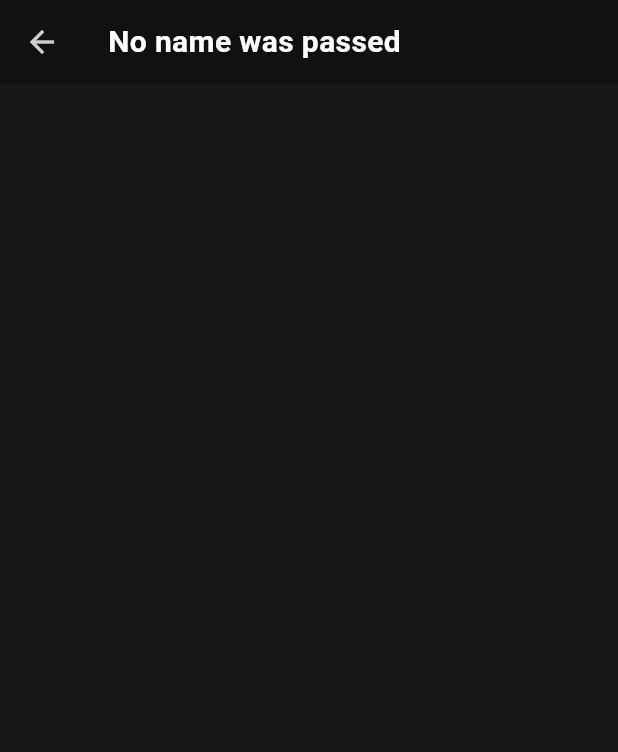
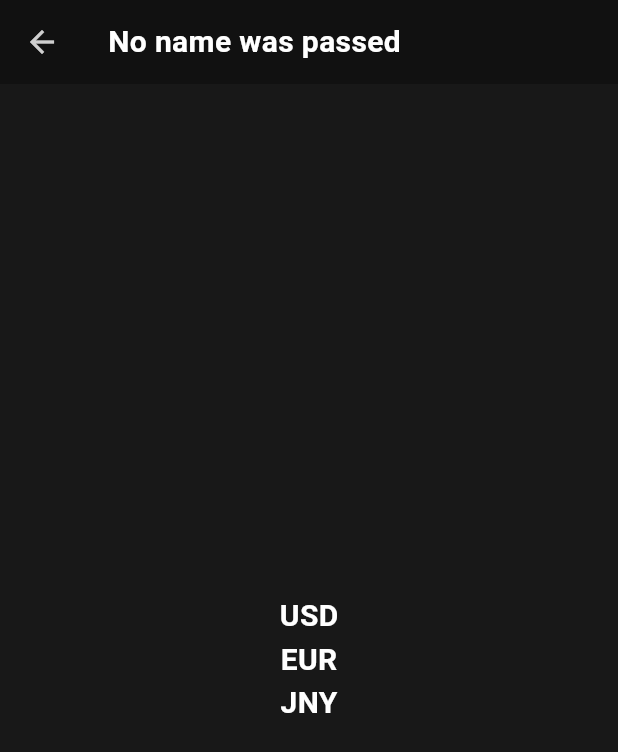
Before and after one commit to SHGameC/flutter_practice, a Flutter app: the CryptoCoinScreen screen opened by its route, on a phone screen of 412 x 824 dp. Shown: the top 752 px of the screen. Run offline on Flutter 3.47's test engine with Material 3 defaults, Android fonts, the phone set to English and light mode, and no system bars; our stand-ins replace dio.

```diff
--- /dev/null
+++ b/crypto_coins_list/lib/features/crypto_coin/view/crypto_coin_screen.dart
@@ -0,0 +1,54 @@
+import 'package:flutter/material.dart';
+
+class CryptoCoinScreen extends StatefulWidget {
+  const CryptoCoinScreen({super.key});
+
+  @override
+  State<CryptoCoinScreen> createState() => _CryptoCoinScreenState();
+}
+
+class _CryptoCoinScreenState extends State<CryptoCoinScreen> {
+  String? coinName;
+
+  @override
+  void didChangeDependencies() {
+    super.didChangeDependencies();
+
+    final args = ModalRoute.of(context)?.settings.arguments;
+    if (args == null) {
+      debugPrint('Did not pass an argument');
+      return;
+    }
+
+    if (args is String && args != "") {
+      coinName = args.toString();
+    } else if (args == "") {
+      debugPrint('No name was passed');
+    } else {
+      debugPrint('You did not pass a string');
+      return;
+    }
+  }
+
+  @override
+  Widget build(BuildContext context) {
+    return Scaffold(
+      appBar: AppBar(
+        backgroundColor: Theme.of(context).primaryColor,
+        title: Text(
+          coinName ?? "No name was passed",
+          style: Theme.of(context).textTheme.bodyMedium,
+        ),
+      ),
+      body: Row(
+        mainAxisAlignment: MainAxisAlignment.center,
+        children: [
+          Column(
+            mainAxisAlignment: MainAxisAlignment.center,
+            children: [Text("USD"), Text("EUR"), Text("JNY")],
+          ),
+        ],
+      ),
+    );
+  }
+}
--- a/crypto_coins_list/lib/main.dart
+++ b/crypto_coins_list/lib/main.dart
@@ -1,84 +1,6 @@
-import 'package:crypto_coins_list/features/crypto_list/view/view.dart';
+import 'package:crypto_coins_list/features/app.dart';
 import 'package:flutter/material.dart';
 
 void main() {
   runApp(const CryptoCurrenciesListApp());
 }
-
-class CryptoCurrenciesListApp extends StatelessWidget {
-  const CryptoCurrenciesListApp({super.key});
-  // This widget is the root of your application.
-  @override
-  Widget build(BuildContext context) {
-    return MaterialApp(
-      title: 'CryptoCurrenciesList',
-      theme: ThemeData(
-        primaryColor: const Color.fromARGB(255, 17, 17, 17),
-        scaffoldBackgroundColor: const Color.fromRGBO(24, 24, 24, 1),
-        dividerColor: const Color.fromARGB(15, 34, 34, 34),
-        appBarTheme: AppBarTheme(
-          backgroundColor: const Color.fromRGBO(24, 24, 24, 1),
-          iconTheme: IconThemeData(color: Colors.white, opacity: 0.8),
-        ),
-        textTheme: const TextTheme(
-          bodyMedium: TextStyle(
-            color: Colors.white,
-            fontWeight: FontWeight.bold,
-            fontSize: 20,
-          ),
-          labelSmall: TextStyle(color: Colors.white70, fontSize: 14),
-        ),
-
-        listTileTheme: const ListTileThemeData(iconColor: Colors.white),
-      ),
-      routes: {
-        '/': (context) => CryptoListScreen(),
-        '/coins-list': (context) => CryptoCoinScreen(),
-      },
-    );
-  }
-}
-
-class CryptoCoinScreen extends StatefulWidget {
-  const CryptoCoinScreen({super.key});
-
-  @override
-  State<CryptoCoinScreen> createState() => _CryptoCoinScreenState();
-}
-
-class _CryptoCoinScreenState extends State<CryptoCoinScreen> {
-  String? coinName;
-
-  @override
-  void didChangeDependencies() {
-    super.didChangeDependencies();
-
-    final args = ModalRoute.of(context)?.settings.arguments;
-    if (args == null) {
-      debugPrint('Did not pass an argument');
-      return;
-    }
-
-    if (args is String && args != "") {
-      coinName = args.toString();
-    } else if (args == "") {
-      debugPrint('No name was passed');
-    } else {
-      debugPrint('You did not pass a string');
-      return;
-    }
-  }
-
-  @override
-  Widget build(BuildContext context) {
-    return Scaffold(
-      appBar: AppBar(
-        backgroundColor: Theme.of(context).primaryColor,
-        title: Text(
-          coinName ?? "No name was passed",
-          style: Theme.of(context).textTheme.bodyMedium,
-        ),
-      ),
-    );
-  }
-}
```
Also changed, not shown: crypto_coins_list/lib/features/app.dart (added, +37 -0 lines), crypto_coins_list/lib/features/crypto_list/view/crypto_list_screen.dart (+3 -8 lines), crypto_coins_list/lib/repositories/crypto_coins/crypto_coins_repository.dart (added, +15 -0 lines), 1 other file.
